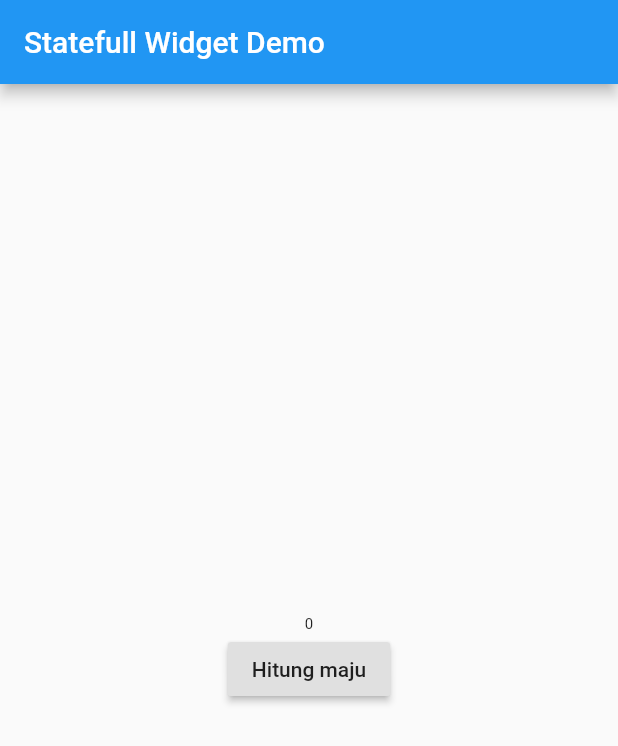
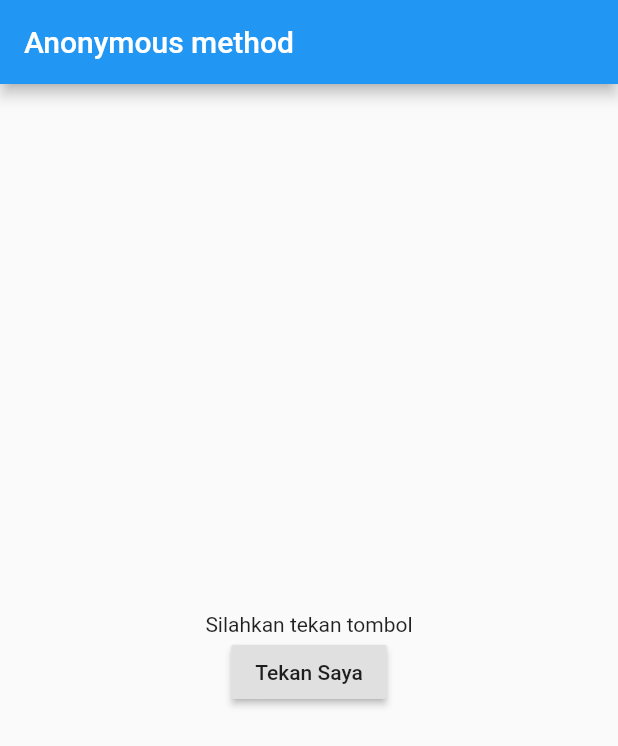
Before and after one commit to nrfitriani/flutter_fundamental, a Flutter app: the screen it shows after launch, on a phone screen of 412 x 824 dp. Shown: the top 746 px of the screen. Run offline on Flutter 3.47's test engine with Material 2 defaults, Android fonts, the phone set to English and light mode, and no system bars.

Commit message:
anonymous method

```diff
--- a/lib/main.dart
+++ b/lib/main.dart
@@ -1,6 +1,7 @@
+
 import 'package:flutter/material.dart';
 
-//Belajar membuat tampilan home san text widget
+//Belajar membuat tampilan home dan text widget
 /*
 
 void main() {
@@ -99,7 +100,7 @@ class MyApp extends StatelessWidget {
 }
 */
 
-
+/*
 //statefull widget
 void main () => runApp(MyApp());
 
@@ -138,3 +139,40 @@ class _MyAppState extends State<MyApp> {
     );
   }
 }
+*/
+
+
+//Anonymous method digunakan pada method yang hanya satu kali dipanggil.Begini caranya => () {....}
+void main () => runApp(MyApp());
+
+class MyApp extends StatefulWidget {
+  @override
+  _MyAppState createState() => _MyAppState();
+}
+
+class _MyAppState extends State<MyApp> {
+  String message = "Silahkan tekan tombol";
+
+  @override
+  Widget build(BuildContext context) {
+    return MaterialApp(
+      home: Scaffold(
+        appBar: AppBar (title: Text("Anonymous method"),),
+        body: Center(
+          child: Column(
+            mainAxisAlignment: MainAxisAlignment.center,
+            children: <Widget> [
+              Text(message),
+              RaisedButton(child: Text("Tekan Saya"),
+              onPressed: () {
+               setState(() {
+                 message = "tombol sudah ditekan";
+               });
+            })
+            ]
+          ),
+        ),
+      ),
+    );
+  }
+}
```
